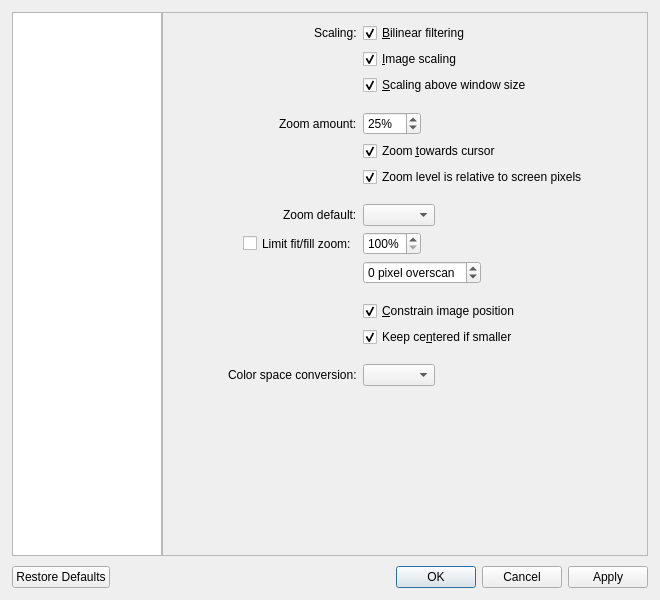
mohammad-alisafaee/qView, file src/qvoptionsdialog.ui: the form before one commit.
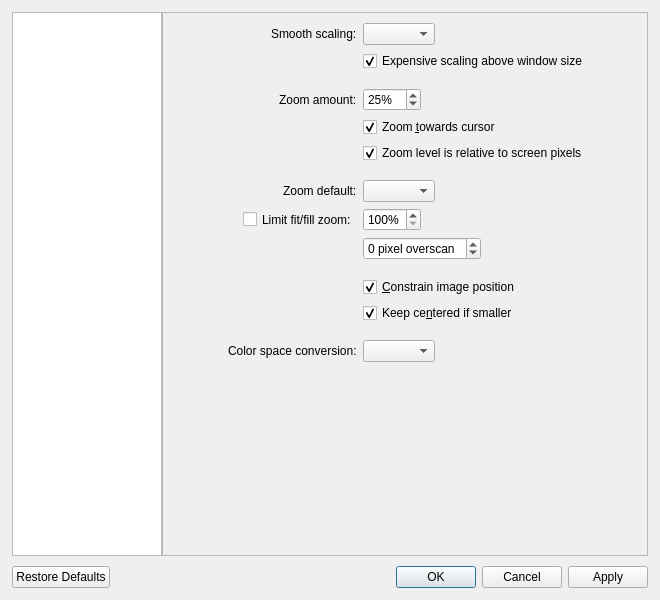
The form after the commit. The open tabs and pages were chosen to show the change.

Commit message: Cleanup smooth scaling settings

```diff
--- a/src/qvoptionsdialog.ui
+++ b/src/qvoptionsdialog.ui
@@ -388,7 +388,7 @@
            <x>0</x>
            <y>0</y>
            <width>482</width>
-           <height>397</height>
+           <height>386</height>
           </rect>
          </property>
          <property name="sizePolicy">
@@ -422,50 +422,27 @@
           <item row="0" column="0">
            <widget class="QLabel" name="label_2">
             <property name="text">
-             <string>Scaling:</string>
+             <string>Smooth scaling:</string>
             </property>
            </widget>
           </item>
           <item row="0" column="1">
-           <widget class="QCheckBox" name="filteringCheckbox">
-            <property name="toolTip">
-             <string>Turn this off to see individual pixels</string>
-            </property>
-            <property name="text">
-             <string>&amp;Bilinear filtering</string>
-            </property>
-            <property name="checked">
-             <bool>true</bool>
-            </property>
-           </widget>
+           <widget class="QComboBox" name="smoothScalingComboBox"/>
           </item>
           <item row="1" column="1">
-           <widget class="QCheckBox" name="scalingCheckbox">
-            <property name="toolTip">
-             <string>Images appear aliased (having jagged edges) without this, but it is faster</string>
-            </property>
-            <property name="text">
-             <string>&amp;Image scaling</string>
-            </property>
-            <property name="checked">
-             <bool>true</bool>
-            </property>
-           </widget>
-          </item>
-          <item row="2" column="1">
            <widget class="QCheckBox" name="scalingTwoCheckbox">
             <property name="toolTip">
              <string>Choose whether or not the image continues to be scaled when zooming above the window size (can be laggier with large images)</string>
             </property>
             <property name="text">
-             <string>&amp;Scaling above window size</string>
+             <string>Expensive scaling above window size</string>
             </property>
             <property name="checked">
              <bool>true</bool>
             </property>
            </widget>
           </item>
-          <item row="3" column="1">
+          <item row="2" column="1">
            <spacer name="horizontalSpacer_2">
             <property name="orientation">
              <enum>Qt::Horizontal</enum>
@@ -478,7 +455,7 @@
             </property>
            </spacer>
           </item>
-          <item row="4" column="0">
+          <item row="3" column="0">
            <widget class="QLabel" name="label_3">
             <property name="toolTip">
              <string>The amount to zoom every scroll wheel click</string>
@@ -488,7 +465,7 @@
             </property>
            </widget>
           </item>
-          <item row="4" column="1">
+          <item row="3" column="1">
            <widget class="QSpinBox" name="scaleFactorSpinBox">
             <property name="toolTip">
              <string>The amount to zoom every scroll wheel click</string>
@@ -510,7 +487,7 @@
             </property>
            </widget>
           </item>
-          <item row="5" column="1">
+          <item row="4" column="1">
            <widget class="QCheckBox" name="cursorZoomCheckbox">
             <property name="toolTip">
              <string>Choose whether or not zooming in and out above 100% zoom will zoom towards the cursor</string>
@@ -523,7 +500,7 @@
             </property>
            </widget>
           </item>
-          <item row="6" column="1">
+          <item row="5" column="1">
            <widget class="QCheckBox" name="oneToOnePixelSizingCheckbox">
             <property name="text">
              <string>Zoom level is relative to screen pixels</string>
@@ -533,7 +510,7 @@
             </property>
            </widget>
           </item>
-          <item row="7" column="1">
+          <item row="6" column="1">
            <spacer name="horizontalSpacer">
             <property name="orientation">
              <enum>Qt::Horizontal</enum>
@@ -546,17 +523,17 @@
             </property>
            </spacer>
           </item>
-          <item row="8" column="0">
+          <item row="7" column="0">
            <widget class="QLabel" name="zoomDefaultLabel">
             <property name="text">
              <string>Zoom default:</string>
             </property>
            </widget>
           </item>
-          <item row="8" column="1">
+          <item row="7" column="1">
            <widget class="QComboBox" name="zoomDefaultComboBox"/>
           </item>
-          <item row="9" column="0">
+          <item row="8" column="0">
            <widget class="QCheckBox" name="fitZoomLimitCheckbox">
             <property name="sizePolicy">
              <sizepolicy hsizetype="Minimum" vsizetype="Minimum">
@@ -569,7 +546,7 @@
             </property>
            </widget>
           </item>
-          <item row="9" column="1">
+          <item row="8" column="1">
            <widget class="QSpinBox" name="fitZoomLimitSpinBox">
             <property name="suffix">
              <string>%</string>
@@ -588,7 +565,7 @@
             </property>
            </widget>
           </item>
-          <item row="10" column="1">
+          <item row="9" column="1">
            <widget class="QSpinBox" name="fitOverscanSpinBox">
             <property name="suffix">
              <string> pixel overscan</string>
@@ -601,7 +578,7 @@
             </property>
            </widget>
           </item>
-          <item row="11" column="1">
+          <item row="10" column="1">
            <spacer name="horizontalSpacer_9">
             <property name="orientation">
              <enum>Qt::Horizontal</enum>
@@ -614,7 +591,7 @@
             </property>
            </spacer>
           </item>
-          <item row="12" column="1">
+          <item row="11" column="1">
            <widget class="QCheckBox" name="constrainImagePositionCheckbox">
             <property name="text">
              <string>&amp;Constrain image position</string>
@@ -624,7 +601,7 @@
             </property>
            </widget>
           </item>
-          <item row="13" column="1">
+          <item row="12" column="1">
            <widget class="QCheckBox" name="constrainCentersSmallImageCheckbox">
             <property name="text">
              <string>Keep ce&amp;ntered if smaller</string>
@@ -634,7 +611,7 @@
             </property>
            </widget>
           </item>
-          <item row="14" column="1">
+          <item row="13" column="1">
            <spacer name="horizontalSpacer_10">
             <property name="orientation">
              <enum>Qt::Horizontal</enum>
@@ -647,14 +624,14 @@
             </property>
            </spacer>
           </item>
-          <item row="15" column="0">
+          <item row="14" column="0">
            <widget class="QLabel" name="colorSpaceConversionLabel">
             <property name="text">
              <string>Color space conversion:</string>
             </property>
            </widget>
           </item>
-          <item row="15" column="1">
+          <item row="14" column="1">
            <widget class="QComboBox" name="colorSpaceConversionComboBox"/>
           </item>
          </layout>
```
Left out of the diff: 2 changed lines with no effect on the pictures. The commit also changes 8 other files.
